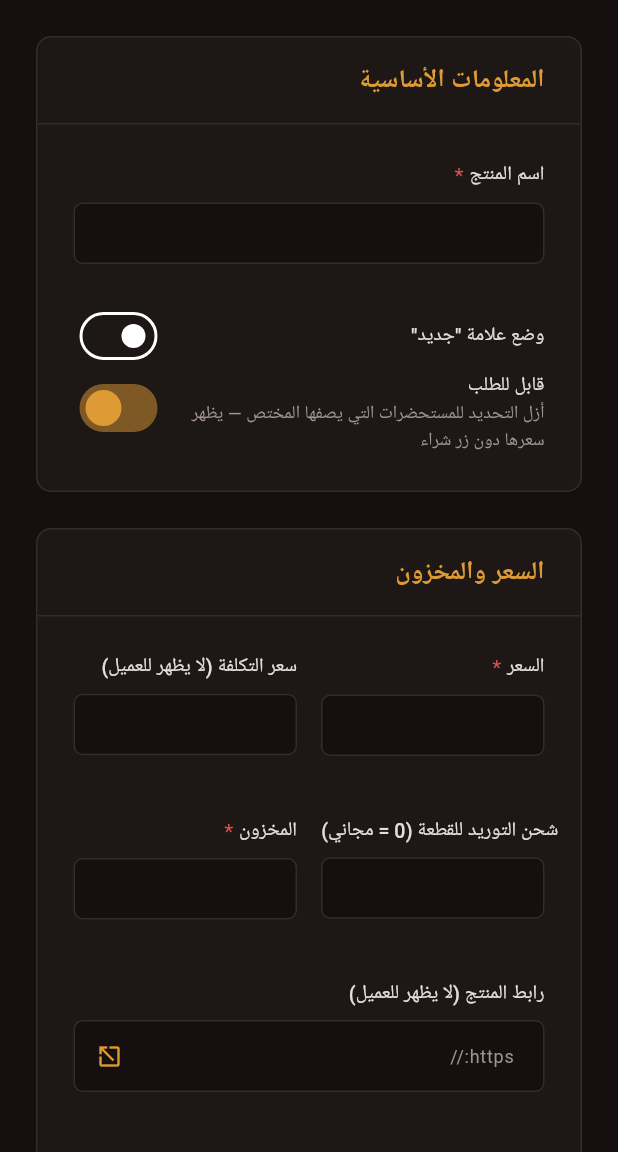
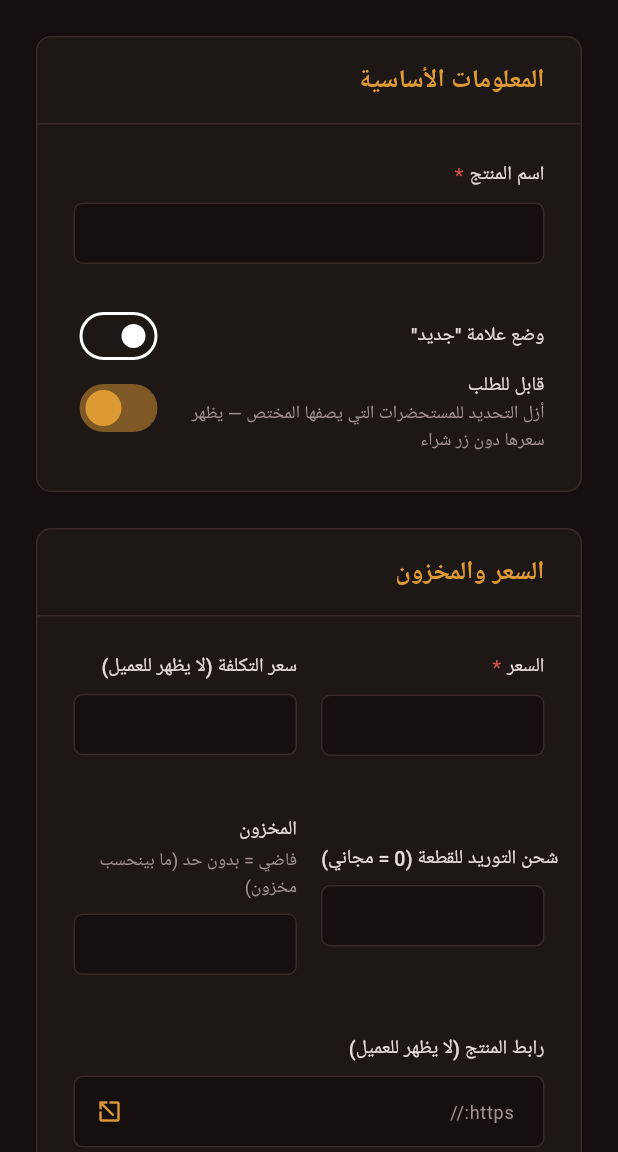
Before and after one commit to NibrasShalabi/MHN_ADMIN, a Flutter app: the ProductFormPage screen opened directly, on a phone screen of 412 x 824 dp, the part 84-1236 px from its top. Run offline on Flutter 3.47's test engine with Material 3 defaults, Android fonts, the phone set to English and light mode, and no system bars; our stand-ins replace cloud_firestore, equatable, firebase_auth, firebase_core, fl_chart, flutter_bloc and 2 more; missing offline and left inert: dart:js_interop, file_selector; accounts and stored records are empty; generated files the repository leaves out were written again; Roboto replaces fonts that are missing (Tajawal).

Commit message:
Stock optional: empty = not counted; cancel/restore leaves uncounted products alone
Co-Authored-By: Claude Opus 5.5 <noreply@anthropic.com>
Claude-Session: https://claude.ai/code/session_018L94sWZvi61DLdVmYaoeBK

```diff
--- a/lib/core/constants/admin_strings.dart
+++ b/lib/core/constants/admin_strings.dart
@@ -64,6 +64,7 @@ class AdminStrings {
   static const String productPricePoints = 'السعر (بالنقاط)';
   static const String productCostPrice = 'سعر التكلفة (لا يظهر للعميل)';
   static const String productShippingPrice = 'سعر الشحن (اختياري)';
+  static const String productStockHint = 'فاضي = بدون حد (ما بينحسب مخزون)';
   static const String productStock = 'المخزون';
   static const String productDescription = 'الوصف';
   static const String productIngredients = 'المكوّنات';
--- a/lib/features/products/data/repository/firebase_admin_products_repository.dart
+++ b/lib/features/products/data/repository/firebase_admin_products_repository.dart
@@ -221,7 +221,7 @@ class FirebaseAdminProductsRepository implements ProductsRepository {
       price: (d['price'] as num? ?? 0).toDouble(),
       shippingPrice: (d['shippingPrice'] as num?)?.toDouble(),
       supplierId: d['supplierId'] as String?,
-      stock: d['stock'] as int? ?? 0,
+      stock: (d['stock'] as num?)?.toInt(),
       description: d['description'] as String? ?? '',
       ingredients: d['ingredients'] as String?,
       benefits: d['benefits'] as String?,
--- a/lib/features/products/domain/entities/product.dart
+++ b/lib/features/products/domain/entities/product.dart
@@ -28,7 +28,8 @@ class Product extends Equatable {
   /// signal Analytics uses to attribute sales to a supplier.
   final String? supplierId;
 
-  final int stock;
+  /// Pieces left; null = not counted — the app sells it without a limit.
+  final int? stock;
   final String description;
   final String? ingredients;
   final String? benefits;
@@ -56,7 +57,7 @@ class Product extends Equatable {
     required this.price,
     this.shippingPrice,
     this.supplierId,
-    required this.stock,
+    this.stock,
     this.description = '',
     this.ingredients,
     this.benefits,
--- a/lib/features/products/presentation/pages/product_form_page.dart
+++ b/lib/features/products/presentation/pages/product_form_page.dart
@@ -107,7 +107,7 @@ class _ProductFormPageState extends State<ProductFormPage> {
       text: p?.shippingPrice == null ? '' : _plain(p!.shippingPrice!),
     );
     _stockController = TextEditingController(
-      text: p == null ? '' : p.stock.toString(),
+      text: p?.stock?.toString() ?? '',
     );
     _descriptionController = TextEditingController(text: p?.description ?? '');
     _ingredientsController = TextEditingController(text: p?.ingredients ?? '');
@@ -227,7 +227,8 @@ class _ProductFormPageState extends State<ProductFormPage> {
     final price = double.tryParse(_priceController.text.trim()) ?? 0;
     final costPrice = double.tryParse(_costPriceController.text.trim());
     final shippingPrice = double.tryParse(_shippingPriceController.text.trim());
-    final stock = int.tryParse(_stockController.text.trim()) ?? 0;
+    // Empty = not counted (no limit); a number = tracked stock.
+    final stock = int.tryParse(_stockController.text.trim());
     final discountPercentage = _hasCatalogFields ? double.tryParse(_discountController.text.trim()) : null;
     final pricing = await _pricingForCategory();
     if (!mounted) return;
@@ -484,7 +485,7 @@ class _ProductFormPageState extends State<ProductFormPage> {
                           Expanded(
                             child: AdminField(
                               label: AdminStrings.productStock,
-                              isRequired: true,
+                              hint: AdminStrings.productStockHint,
                               child: AdminTextInput(
                                 controller: _stockController,
                                 keyboardType: TextInputType.number,
--- a/lib/features/products/presentation/pages/products_page.dart
+++ b/lib/features/products/presentation/pages/products_page.dart
@@ -182,7 +182,8 @@ class _ProductsViewState extends State<_ProductsView> {
                         ),
                       ],
                     ],
-                  ),                  Text('${product.stock}', style: AdminTextStyles.caption),
+                  ),
+                  Text(product.stock?.toString() ?? '∞', style: AdminTextStyles.caption),
                   Row(
                     mainAxisSize: MainAxisSize.min,
                     children: [
```
Also changed, not shown: lib/features/orders/data/repository/firebase_admin_orders_repository.dart (+12 -1 lines).
